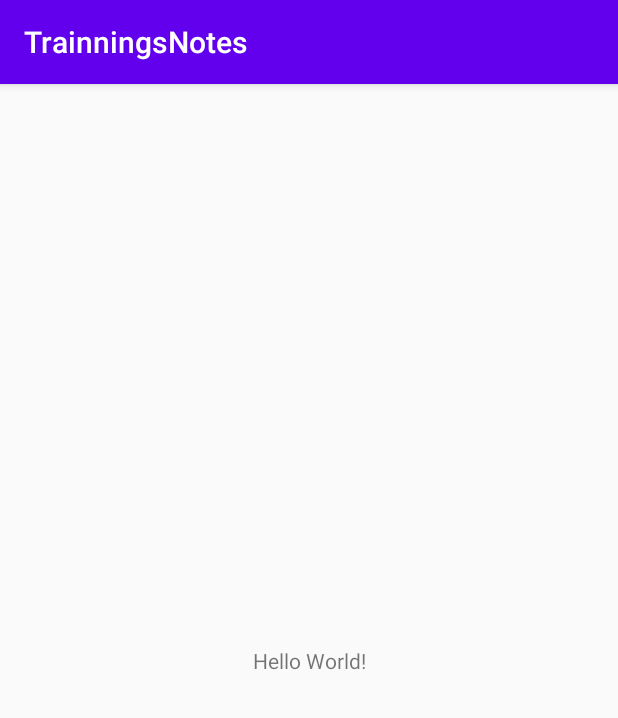
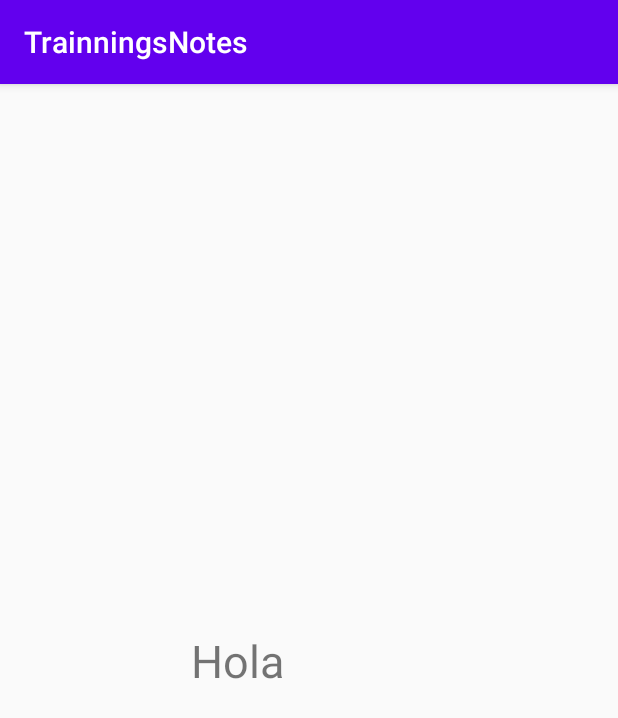
Before and after one commit to orkanmiguel/TrainningsNotes, an Android app: the screen it shows after launch (MainActivity), on a phone screen of 412 x 824 dp. Shown: the top 718 px of the screen. Run offline under Robolectric (Android 15) with nearby library versions, the phone set to English and light mode, and no system bars.

Commit message:
Cambiamos hello word por Hola Mundo

```diff
--- a/app/src/main/res/layout/activity_main.xml
+++ b/app/src/main/res/layout/activity_main.xml
@@ -7,9 +7,10 @@
     tools:context=".MainActivity">
 
     <TextView
-        android:layout_width="wrap_content"
-        android:layout_height="wrap_content"
-        android:text="Hello World!"
+        android:layout_width="158dp"
+        android:layout_height="40dp"
+        android:text="Hola Mundo!"
+        android:textSize="30sp"
         app:layout_constraintBottom_toBottomOf="parent"
         app:layout_constraintLeft_toLeftOf="parent"
         app:layout_constraintRight_toRightOf="parent"
```
